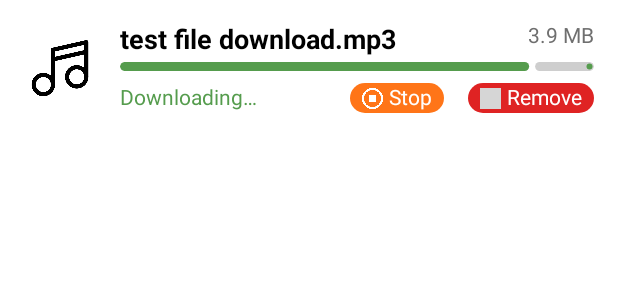
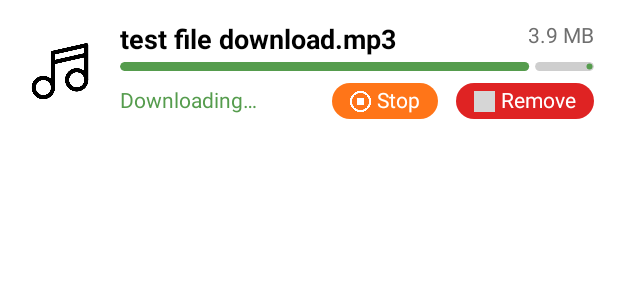
Before and after one commit to LuongPV/LeonEWorldDownloader, an Android app built with Jetpack Compose: the @Preview function DownloadItemPreview, on a phone screen of 412 x 824 dp. Shown: the top 300 px of the screen. Run offline under Robolectric (Android 15) with nearby library versions, the phone set to English and light mode, and no system bars; grey boxes are pictures that could not be loaded.

Commit message:
Add Id for download item

```diff
--- a/app/src/main/java/com/lvp/leoneworlddownloader/data/models/DownloadInfo.kt
+++ b/app/src/main/java/com/lvp/leoneworlddownloader/data/models/DownloadInfo.kt
@@ -3,6 +3,7 @@ package com.lvp.leoneworlddownloader.data.models
 import java.time.LocalDateTime
 
 data class DownloadInfo(
+    val id: String,
     val fileName: String,
     val fileType: FileType,
     val fileSize: Long,
--- a/app/src/main/java/com/lvp/leoneworlddownloader/data/models/TextTintIcon.kt
+++ b/app/src/main/java/com/lvp/leoneworlddownloader/data/models/TextTintIcon.kt
@@ -4,4 +4,5 @@ data class TextTintIcon(
     val icon: Int,
     val tintColor: Long,
     val label: Int,
+    val downloadAction: DownloadAction,
 )
--- a/app/src/main/java/com/lvp/leoneworlddownloader/di/GeneralModule.kt
+++ b/app/src/main/java/com/lvp/leoneworlddownloader/di/GeneralModule.kt
@@ -1,5 +1,7 @@
 package com.lvp.leoneworlddownloader.di
 
+import com.lvp.leoneworlddownloader.data.IdGenerator
+import com.lvp.leoneworlddownloader.data.UUIDGenerator
 import com.lvp.leoneworlddownloader.data.repositories.DefaultDownloadRepository
 import com.lvp.leoneworlddownloader.data.repositories.DownloadRepository
 import dagger.Binds
@@ -14,4 +16,7 @@ abstract class GeneralModule {
     @Binds
     abstract fun bindDownloadRepository(implementation: DefaultDownloadRepository): DownloadRepository
 
+    @Binds
+    abstract fun bindIdGenerator(implementation: UUIDGenerator): IdGenerator
+
 }
--- a/app/src/main/java/com/lvp/leoneworlddownloader/resources/DrawableResources.kt
+++ b/app/src/main/java/com/lvp/leoneworlddownloader/resources/DrawableResources.kt
@@ -2,6 +2,7 @@ package com.lvp.leoneworlddownloader.resources
 
 import androidx.compose.runtime.Composable
 import com.lvp.leoneworlddownloader.R
+import com.lvp.leoneworlddownloader.data.models.DownloadAction
 import com.lvp.leoneworlddownloader.data.models.DownloadStatus
 import com.lvp.leoneworlddownloader.data.models.SortOrder
 import com.lvp.leoneworlddownloader.data.models.TextTintIcon
@@ -16,10 +17,32 @@ fun drawableResourceSortOrder(sortOrder: SortOrder): Int {
 
 @Composable
 fun drawableResourceTintActions(downloadStatus: DownloadStatus): List<TextTintIcon> {
-    val startDrawable = TextTintIcon(R.drawable.ic_start_download, 0xFF358B32, R.string.txt_download_action_start)
-    val restartDrawable = TextTintIcon(R.drawable.ic_restart_download, 0xFF358B32, R.string.txt_download_action_restart)
-    val stopDrawable = TextTintIcon(R.drawable.ic_stop_download, 0xFFFF7518, R.string.txt_download_action_stop)
-    val removeDrawable = TextTintIcon(R.drawable.ic_remove_download, 0xFFDF2323, R.string.txt_download_action_remove)
+    val startDrawable = TextTintIcon(
+        R.drawable.ic_start_download,
+        0xFF358B32,
+        R.string.txt_download_action_start,
+        DownloadAction.START
+    )
+    val restartDrawable = TextTintIcon(
+        R.drawable.ic_restart_download,
+        0xFF358B32,
+        R.string.txt_download_action_restart,
+        DownloadAction.RESTART
+    )
+    val stopDrawable =
+        TextTintIcon(
+            R.drawable.ic_stop_download,
+            0xFFFF7518,
+            R.string.txt_download_action_stop,
+            DownloadAction.STOP
+        )
+    val removeDrawable =
+        TextTintIcon(
+            R.drawable.ic_remove_download,
+            0xFFDF2323,
+            R.string.txt_download_action_remove,
+            DownloadAction.REMOVE
+        )
     val actionList = when (downloadStatus) {
         DownloadStatus.QUEUED -> mutableListOf(startDrawable)
         DownloadStatus.DOWNLOADING -> mutableListOf(stopDrawable)
--- a/app/src/main/java/com/lvp/leoneworlddownloader/ui/components/DownloadItem.kt
+++ b/app/src/main/java/com/lvp/leoneworlddownloader/ui/components/DownloadItem.kt
@@ -4,6 +4,7 @@ import android.os.Build
 import androidx.annotation.RequiresApi
 import androidx.compose.foundation.Image
 import androidx.compose.foundation.background
+import androidx.compose.foundation.clickable
 import androidx.compose.foundation.layout.Column
 import androidx.compose.foundation.layout.Row
 import androidx.compose.foundation.layout.Spacer
@@ -30,12 +31,15 @@ import androidx.compose.ui.tooling.preview.Preview
 import androidx.compose.ui.unit.dp
 import androidx.compose.ui.unit.sp
 import com.lvp.leoneworlddownloader.R
+import com.lvp.leoneworlddownloader.data.models.DownloadAction
 import com.lvp.leoneworlddownloader.data.models.DownloadInfo
 import com.lvp.leoneworlddownloader.data.models.DownloadStatus
 import com.lvp.leoneworlddownloader.data.models.FileType
 import com.lvp.leoneworlddownloader.data.models.TextTintIcon
 import com.lvp.leoneworlddownloader.resources.drawableResourceTintActions
 import com.lvp.leoneworlddownloader.resources.stringResourceDownloadStatus
+import com.lvp.leoneworlddownloader.utils.DoubleDataCallback
+import com.lvp.leoneworlddownloader.utils.SingleDataCallback
 import com.lvp.leoneworlddownloader.utils.getDownloadStatusColor
 import com.lvp.leoneworlddownloader.utils.getHumanReadableFileSize
 import java.time.LocalDateTime
@@ -44,6 +48,7 @@ import java.time.LocalDateTime
 fun DownloadItem(
     modifier: Modifier = Modifier,
     downloadInfo: DownloadInfo,
+    onActionButtonClicked: DoubleDataCallback<DownloadInfo, DownloadAction>,
 ) {
     Row(
         modifier = modifier
@@ -92,7 +97,9 @@ fun DownloadItem(
                     color = getDownloadStatusColor(downloadInfo.downloadStatus),
                     modifier = Modifier.weight(1f)
                 )
-                DownloadActionSection(actionList = drawableResourceTintActions(downloadInfo.downloadStatus))
+                DownloadActionSection(actionList = drawableResourceTintActions(downloadInfo.downloadStatus)) {
+                    onActionButtonClicked.invoke(downloadInfo, it)
+                }
             }
         }
 
@@ -100,26 +107,41 @@ fun DownloadItem(
 }
 
 @Composable
-private fun DownloadActionSection(modifier: Modifier = Modifier, actionList: List<TextTintIcon>) {
+private fun DownloadActionSection(
+    modifier: Modifier = Modifier,
+    actionList: List<TextTintIcon>,
+    onActionButtonClicked: SingleDataCallback<DownloadAction>,
+) {
     LazyRow(
         verticalAlignment = Alignment.CenterVertically,
     ) {
         this.items(actionList.size) {
-            DownloadActionButton(modifier = modifier, icon = actionList[it])
+            DownloadActionButton(
+                modifier = modifier,
+                icon = actionList[it],
+                onActionButtonClicked = onActionButtonClicked,
+            )
             if (it < actionList.lastIndex) {
-                Spacer(modifier = Modifier.size(16.dp))
+                Spacer(modifier = Modifier.size(12.dp))
             }
         }
     }
 }
 
 @Composable
-private fun DownloadActionButton(modifier: Modifier = Modifier, icon: TextTintIcon) {
+private fun DownloadActionButton(
+    modifier: Modifier = Modifier,
+    icon: TextTintIcon,
+    onActionButtonClicked: SingleDataCallback<DownloadAction>,
+) {
     Row(
         verticalAlignment = Alignment.CenterVertically,
         modifier = modifier
             .background(Color(icon.tintColor), RoundedCornerShape(12.dp))
-            .padding(horizontal = 8.dp, vertical = 2.dp)
+            .padding(horizontal = 12.dp, vertical = 4.dp)
+            .clickable {
+                onActionButtonClicked.invoke(icon.downloadAction)
+            }
     ) {
         Image(
             painter = painterResource(id = icon.icon), contentDescription = null,
@@ -149,6 +171,7 @@ fun getIconByType(fileType: FileType): Int {
 private fun DownloadItemPreview() {
     DownloadItem(
         downloadInfo = DownloadInfo(
+            id = "076cf1f7-095d-4e68-9a26-d29ba12c07ea",
             fileName = "test file download.mp3",
             fileType = FileType.AUDIO,
             fileSize = 4100000,
@@ -156,5 +179,7 @@ private fun DownloadItemPreview() {
             downloadStatus = DownloadStatus.DOWNLOADING,
             dateAdded = LocalDateTime.now(),
         )
-    )
+    ) { _, _ ->
+        // No implementation
+    }
 }
--- a/app/src/main/java/com/lvp/leoneworlddownloader/ui/home/HomeViewModel.kt
+++ b/app/src/main/java/com/lvp/leoneworlddownloader/ui/home/HomeViewModel.kt
@@ -1,6 +1,7 @@
 package com.lvp.leoneworlddownloader.ui.home
 
 import androidx.lifecycle.ViewModel
+import com.lvp.leoneworlddownloader.data.models.DownloadAction
 import com.lvp.leoneworlddownloader.data.models.DownloadSortType
 import com.lvp.leoneworlddownloader.data.models.SortOrder
 import com.lvp.leoneworlddownloader.data.repositories.DownloadRepository
@@ -28,6 +29,10 @@ class HomeViewModel @Inject constructor(
     fun resetOpenDrawerAction() {
         _drawerShouldBeOpened.value = false
     }
+
+    fun processDownloadAction(id: String, downloadAction: DownloadAction) {
+
+    }
 }
 
 data class HomeUiState(
```
Also changed, not shown: app/src/main/java/com/lvp/leoneworlddownloader/data/IdGenerator.kt (added, +7 -0 lines), app/src/main/java/com/lvp/leoneworlddownloader/data/UUIDGenerator.kt (added, +12 -0 lines), app/src/main/java/com/lvp/leoneworlddownloader/data/models/DownloadAction.kt (added, +8 -0 lines), app/src/main/java/com/lvp/leoneworlddownloader/data/repositories/DefaultDownloadRepository.kt (+13 -1 lines), app/src/main/java/com/lvp/leoneworlddownloader/ui/home/HomeScreen.kt (+19 -1 lines).
